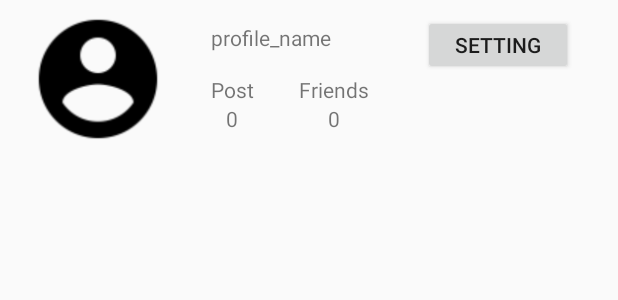
After one commit to choi-jeongwon/ComPlant, an Android app: the layout fragment_myPageMain.xml on its own in the app's theme, with its tools: preview values and no code run, on a phone screen of 412 x 824 dp. The commit adds this screen. Shown: the top 300 px of the screen. Run offline under Robolectric (Android 15) with nearby library versions, the phone set to English and light mode, and no system bars.

Commit message:
fragment_myPageMain.xml 레이아웃 생성

```diff
--- a/app/build.gradle
+++ b/app/build.gradle
@@ -9,7 +9,7 @@ android {
 
     defaultConfig {
         applicationId "com.example.complant"
-        minSdkVersion 15
+        minSdkVersion 16
         targetSdkVersion 29
         versionCode 1
         versionName "1.0"
--- a/app/src/main/java/com/example/complant/MainActivity.kt
+++ b/app/src/main/java/com/example/complant/MainActivity.kt
@@ -7,5 +7,5 @@ class MainActivity : AppCompatActivity() {
     override fun onCreate(savedInstanceState: Bundle?) {
         super.onCreate(savedInstanceState)
         setContentView(R.layout.activity_main)
-    }
 }
+}
--- /dev/null
+++ b/app/src/main/res/layout/fragment_myPageMain.xml
@@ -0,0 +1,98 @@
+<?xml version="1.0" encoding="utf-8"?>
+<LinearLayout
+    xmlns:android="http://schemas.android.com/apk/res/android"
+    android:layout_width="match_parent"
+    android:layout_height="match_parent">
+
+    <RelativeLayout
+        android:layout_width="match_parent"
+        android:layout_height="100dp">
+
+
+        <ImageView
+            android:id="@+id/my_page_main_profile_image"
+            android:layout_width="100dp"
+            android:layout_height="100dp"
+            android:layout_alignParentLeft="true"
+            android:layout_marginLeft="15dp"
+            android:layout_marginTop="5dp"
+            android:src="@drawable/ic_account" />
+
+        <TextView
+            android:id="@+id/profile_name"
+            android:layout_width="wrap_content"
+            android:layout_height="wrap_content"
+            android:text="@string/profile_name"
+            android:paddingTop="15dp"
+            android:paddingLeft="25dp"
+            android:layout_toRightOf="@+id/my_page_main_profile_image"
+            />
+
+        <Button
+            android:id="@+id/setting_button"
+            android:layout_alignParentRight="true"
+            android:layout_width="100dp"
+            android:layout_height="40dp"
+            android:layout_marginTop="10dp"
+            android:layout_marginRight="30dp"
+            android:text="@string/setting" />
+
+        <LinearLayout
+            android:layout_width="match_parent"
+            android:layout_height="match_parent"
+            android:layout_alignParentBottom="true"
+            android:layout_marginLeft="0dp"
+            android:layout_marginBottom="-6dp"
+            android:layout_toRightOf="@+id/my_page_main_profile_image"
+            android:paddingTop="50dp">
+
+            <LinearLayout
+                android:id="@+id/posts"
+                android:layout_width="wrap_content"
+                android:layout_height="wrap_content"
+                android:gravity="center"
+                android:orientation="vertical"
+                android:paddingLeft="25dp">
+
+                <TextView
+                    android:layout_width="wrap_content"
+                    android:layout_height="wrap_content"
+                    android:text="@string/post" />
+
+                <TextView
+                    android:id="@+id/account_tv_post_count"
+                    android:layout_width="wrap_content"
+                    android:layout_height="wrap_content"
+                    android:text="@string/count_0" />
+            </LinearLayout>
+
+            <LinearLayout
+                android:id="@+id/friends"
+                android:layout_width="wrap_content"
+                android:layout_height="wrap_content"
+                android:gravity="center"
+                android:orientation="vertical"
+                android:paddingLeft="30dp">
+
+                <TextView
+                    android:layout_width="wrap_content"
+                    android:layout_height="wrap_content"
+                    android:text="@string/friends" />
+
+                <TextView
+                    android:id="@+id/account_tv_follower_count"
+                    android:layout_width="wrap_content"
+                    android:layout_height="wrap_content"
+                    android:text="@string/count_0" />
+            </LinearLayout>
+
+
+        </LinearLayout>
+    </RelativeLayout>
+
+    <androidx.recyclerview.widget.RecyclerView
+        android:id="@+id/account_recyclerview"
+        android:layout_width="match_parent"
+        android:layout_height="match_parent">
+    </androidx.recyclerview.widget.RecyclerView>
+</LinearLayout>
--- a/app/src/main/res/values/strings.xml
+++ b/app/src/main/res/values/strings.xml
@@ -1,3 +1,14 @@
 <resources>
     <string name="app_name">ComPlant</string>
+
+
+    <!--    myPageMain-->
+    <string name="post">Post</string>
+    <string name="following">Following</string>
+    <string name="friends">Friends</string>
+    <string name="setting">Setting</string>
+    <string name="profile">Profile</string>
+    <string name="count_0">0</string>
+    <string name="profile_name">profile_name</string>
+
 </resources>
```
Also changed, not shown: app/src/main/res/drawable/ic_account.png (added).
